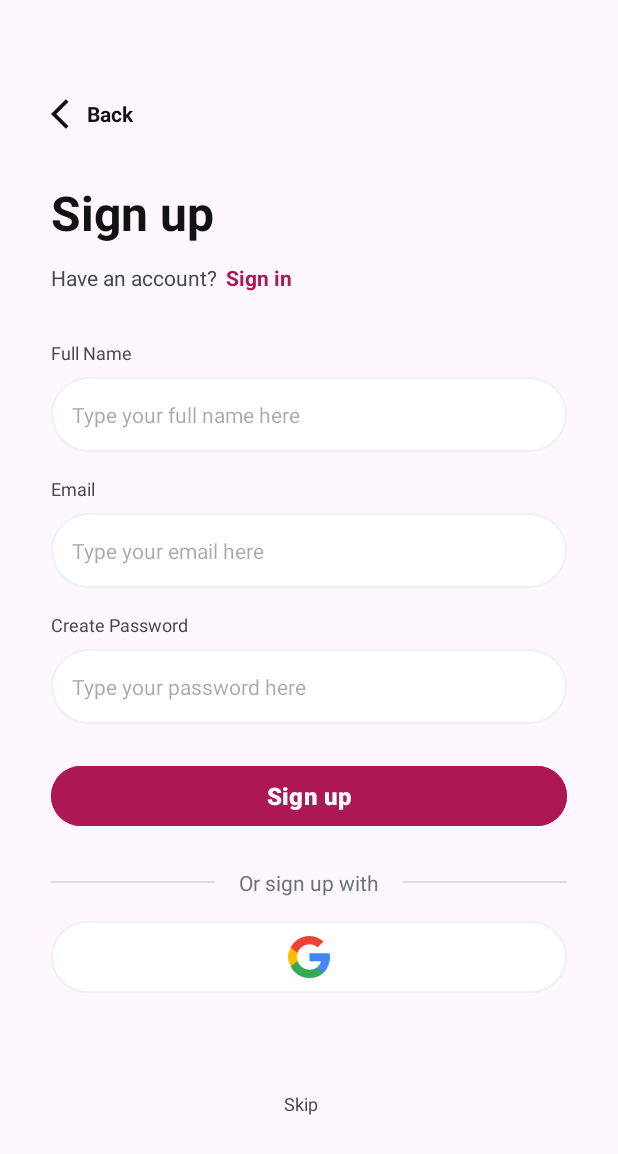
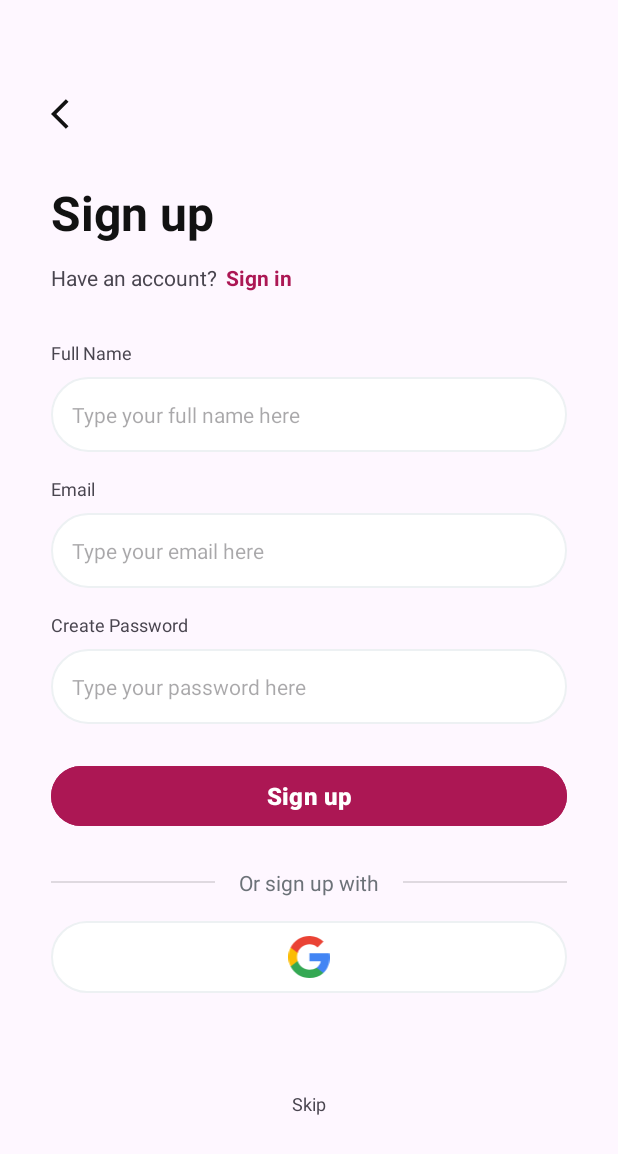
Before and after one commit to muhnune/mobile-prog, an Android app: the RegisterActivity screen opened directly, with no data from a screen before it, on a phone screen of 412 x 824 dp. Shown: the top 1154 px of the screen. Run offline under Robolectric (Android 15) with nearby library versions, the phone set to English and light mode, and no system bars.

Commit message:
feat: Update register UI layout
This commit updates the UI layout for the register activity.

-   **Modify back button layout:** Adjusted the back button layout by removing the associated text view and aligning the button to the start of the layout.
-   **Adjust skip button layout:** Removed the right margin from the skip button.

```diff
--- a/pm25-assign3/app/src/main/res/layout/activity_register.xml
+++ b/pm25-assign3/app/src/main/res/layout/activity_register.xml
@@ -27,7 +27,7 @@
         <LinearLayout
             android:layout_width="match_parent"
             android:layout_height="wrap_content"
-            android:gravity="center"
+            android:gravity="start"
             android:orientation="horizontal"
             tools:ignore="UseCompoundDrawables">
 
@@ -37,14 +37,6 @@
                 android:layout_height="24dp"
                 android:contentDescription="@string/logo_description"
                 app:srcCompat="@drawable/baseline_arrow_back_24" />
-
-            <TextView
-                android:id="@+id/btnText_back"
-                android:layout_width="0dp"
-                android:layout_height="wrap_content"
-                android:layout_weight="1"
-                android:text="@string/back_button"
-                android:textAppearance="@style/app_name" />
         </LinearLayout>
 
         <LinearLayout
@@ -267,7 +259,6 @@
                 android:id="@+id/btn_skip"
                 android:layout_width="0dp"
                 android:layout_height="wrap_content"
-                android:layout_marginEnd="10dp"
                 android:layout_weight="1.5"
                 android:text="@string/skip_button"
                 android:textAlignment="center"
```
